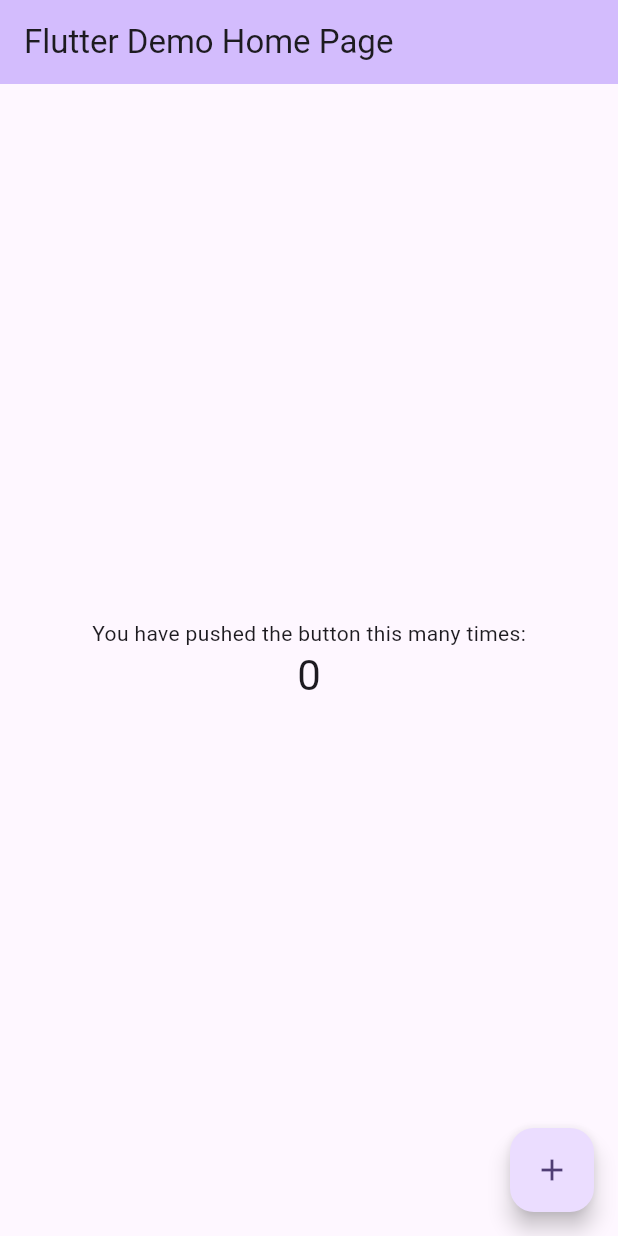
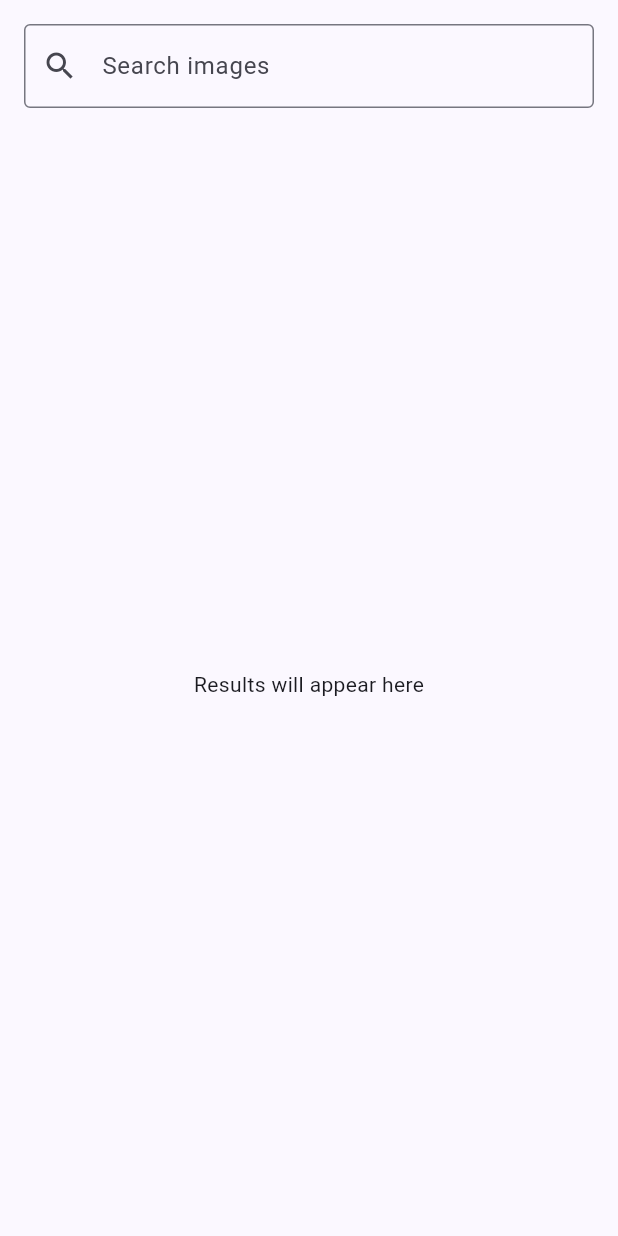
Before and after one commit to Collin-ross/flutter_image_search_app, a Flutter app: the screen it shows after launch, on a phone screen of 412 x 824 dp. Run offline on Flutter 3.47's test engine with Material 3 defaults, Android fonts, the phone set to English and light mode, and no system bars.

Commit message:
scaffold search feature files and hook SearchPage

```diff
--- /dev/null
+++ b/lib/features/search/search_page.dart
@@ -0,0 +1,34 @@
+import 'package:flutter/material.dart';
+
+/// Single-page UI: search field + results area (shell only).
+class SearchPage extends StatelessWidget {
+  const SearchPage({super.key});
+
+  @override
+  Widget build(BuildContext context) {
+    return Scaffold(
+      body: SafeArea(
+        child: CustomScrollView(
+          slivers: const [
+            SliverToBoxAdapter(
+              child: Padding(
+                padding: EdgeInsets.all(16),
+                child: TextField(
+                  decoration: InputDecoration(
+                    border: OutlineInputBorder(),
+                    prefixIcon: Icon(Icons.search),
+                    hintText: 'Search images',
+                  ),
+                ),
+              ),
+            ),
+            SliverFillRemaining(
+              hasScrollBody: false,
+              child: Center(child: Text('Results will appear here')),
+            ),
+          ],
+        ),
+      ),
+    );
+  }
+}
--- a/lib/main.dart
+++ b/lib/main.dart
@@ -1,4 +1,5 @@
 import 'package:flutter/material.dart';
+import 'features/search/search_page.dart';
 
 void main() {
   runApp(const MyApp());
@@ -7,116 +8,16 @@ void main() {
 class MyApp extends StatelessWidget {
   const MyApp({super.key});
 
-  // This widget is the root of your application.
   @override
   Widget build(BuildContext context) {
     return MaterialApp(
-      title: 'Flutter Demo',
+      title: 'Image Search',
+      debugShowCheckedModeBanner: false,
       theme: ThemeData(
-        // This is the theme of your application.
-        //
-        // TRY THIS: Try running your application with "flutter run". You'll see
-        // the application has a purple toolbar. Then, without quitting the app,
-        // try changing the seedColor in the colorScheme below to Colors.green
-        // and then invoke "hot reload" (save your changes or press the "hot
-        // reload" button in a Flutter-supported IDE, or press "r" if you used
-        // the command line to start the app).
-        //
-        // Notice that the counter didn't reset back to zero; the application
-        // state is not lost during the reload. To reset the state, use hot
-        // restart instead.
-        //
-        // This works for code too, not just values: Most code changes can be
-        // tested with just a hot reload.
-        colorScheme: ColorScheme.fromSeed(seedColor: Colors.deepPurple),
+        colorSchemeSeed: Colors.indigo,
+        useMaterial3: true,
       ),
-      home: const MyHomePage(title: 'Flutter Demo Home Page'),
+      home: const SearchPage(),
     );
   }
 }
-
-class MyHomePage extends StatefulWidget {
-  const MyHomePage({super.key, required this.title});
-
-  // This widget is the home page of your application. It is stateful, meaning
-  // that it has a State object (defined below) that contains fields that affect
-  // how it looks.
-
-  // This class is the configuration for the state. It holds the values (in this
-  // case the title) provided by the parent (in this case the App widget) and
-  // used by the build method of the State. Fields in a Widget subclass are
-  // always marked "final".
-
-  final String title;
-
-  @override
-  State<MyHomePage> createState() => _MyHomePageState();
-}
-
-class _MyHomePageState extends State<MyHomePage> {
-  int _counter = 0;
-
-  void _incrementCounter() {
-    setState(() {
-      // This call to setState tells the Flutter framework that something has
-      // changed in this State, which causes it to rerun the build method below
-      // so that the display can reflect the updated values. If we changed
-      // _counter without calling setState(), then the build method would not be
-      // called again, and so nothing would appear to happen.
-      _counter++;
-    });
-  }
-
-  @override
-  Widget build(BuildContext context) {
-    // This method is rerun every time setState is called, for instance as done
-    // by the _incrementCounter method above.
-    //
-    // The Flutter framework has been optimized to make rerunning build methods
-    // fast, so that you can just rebuild anything that needs updating rather
-    // than having to individually change instances of widgets.
-    return Scaffold(
-      appBar: AppBar(
-        // TRY THIS: Try changing the color here to a specific color (to
-        // Colors.amber, perhaps?) and trigger a hot reload to see the AppBar
-        // change color while the other colors stay the same.
-        backgroundColor: Theme.of(context).colorScheme.inversePrimary,
-        // Here we take the value from the MyHomePage object that was created by
-        // the App.build method, and use it to set our appbar title.
-        title: Text(widget.title),
-      ),
-      body: Center(
-        // Center is a layout widget. It takes a single child and positions it
-        // in the middle of the parent.
-        child: Column(
-          // Column is also a layout widget. It takes a list of children and
-          // arranges them vertically. By default, it sizes itself to fit its
-          // children horizontally, and tries to be as tall as its parent.
-          //
-          // Column has various properties to control how it sizes itself and
-          // how it positions its children. Here we use mainAxisAlignment to
-          // center the children vertically; the main axis here is the vertical
-          // axis because Columns are vertical (the cross axis would be
-          // horizontal).
-          //
-          // TRY THIS: Invoke "debug painting" (choose the "Toggle Debug Paint"
-          // action in the IDE, or press "p" in the console), to see the
-          // wireframe for each widget.
-          mainAxisAlignment: MainAxisAlignment.center,
-          children: <Widget>[
-            const Text('You have pushed the button this many times:'),
-            Text(
-              '$_counter',
-              style: Theme.of(context).textTheme.headlineMedium,
-            ),
-          ],
-        ),
-      ),
-      floatingActionButton: FloatingActionButton(
-        onPressed: _incrementCounter,
-        tooltip: 'Increment',
-        child: const Icon(Icons.add),
-      ), // This trailing comma makes auto-formatting nicer for build methods.
-    );
-  }
-}
```
Also changed, not shown: lib/features/search/image_repository.dart (added, +9 -0 lines), lib/features/search/pexels_repository.dart (added, +18 -0 lines), lib/features/search/photo_model.dart (added, +7 -0 lines), lib/features/search/search_controller.dart (added, +27 -0 lines).
